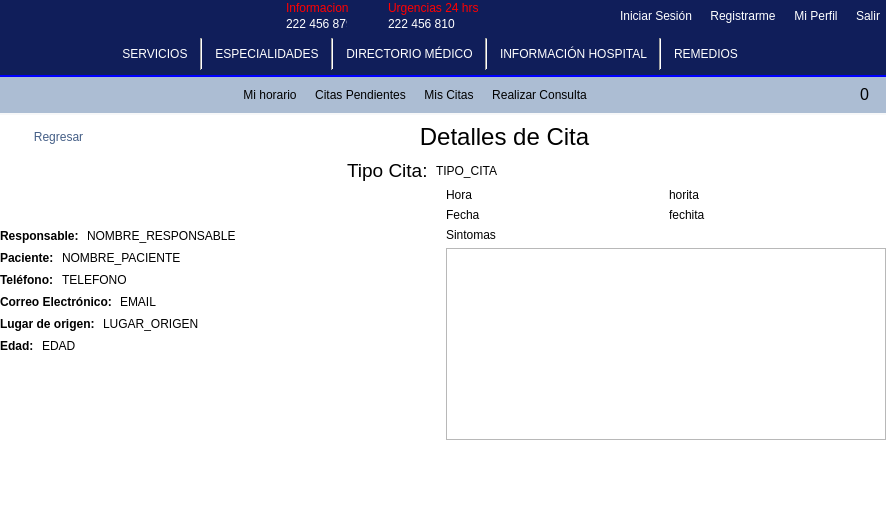
Laloses/Hospital, file mainwindow.ui: the form before one commit.
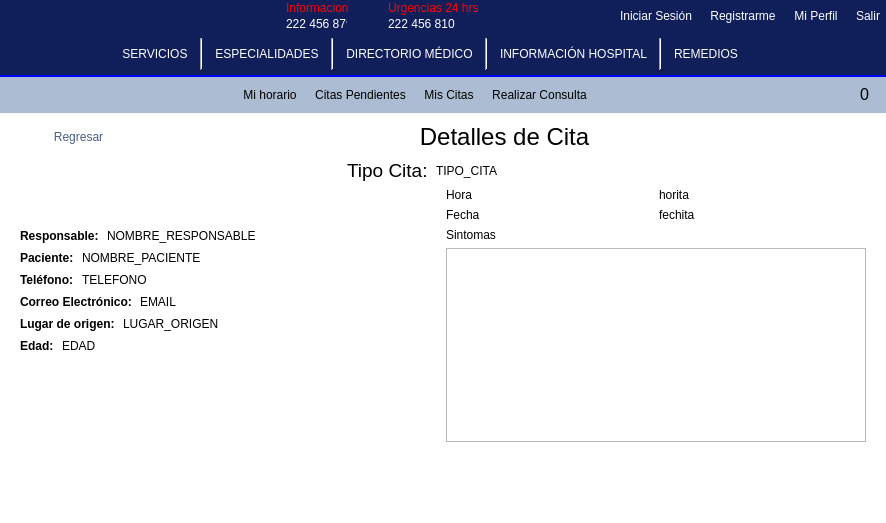
The form after the commit. The open tabs and pages were chosen to show the change. Icons and pictures are not drawn.

Patch:
```diff
--- a/mainwindow.ui
+++ b/mainwindow.ui
@@ -473,7 +473,7 @@
 #pushButton_forgotPass:hover{
 	color: #5d80b6;
 }
-#btnMostrarContrasena,#btnMostrarContrasena_2,#btnMostrarContrasena_3,#btnMostrarContrasena_4, #btnBuscarDoctor{
+#btnMostrarContrasena,#btnMostrarContrasena_2,#btnMostrarContrasena_3,#btnMostrarContrasena_4, #btnBuscarDoctor, #btnBuscarDoctor_2{
 	background-color:transparent;
 border:none
 }
@@ -5264,73 +5264,23 @@
             <property name="bottomMargin">
              <number>0</number>
             </property>
-            <item row="0" column="0" colspan="2">
-             <layout class="QHBoxLayout" name="horizontalLayout_80">
-              <item>
-               <widget class="QPushButton" name="regresar_citasDoc">
-                <property name="minimumSize">
-                 <size>
-                  <width>117</width>
-                  <height>32</height>
-                 </size>
-                </property>
-                <property name="styleSheet">
-                 <string notr="true">border:none;
-font: 13pt &quot;MS Shell Dlg 2&quot;;
-color: rgb(68, 94, 134);
-background-color:transparent;</string>
-                </property>
-                <property name="text">
-                 <string>Regresar</string>
-                </property>
-                <property name="icon">
-                 <iconset resource="imgs/imgs.qrc">
-                  <normaloff>:/imgs/backArrow.png</normaloff>:/imgs/backArrow.png</iconset>
-                </property>
-                <property name="iconSize">
-                 <size>
-                  <width>25</width>
-                  <height>25</height>
-                 </size>
-                </property>
-               </widget>
-              </item>
-              <item>
-               <spacer name="horizontalSpacer_83">
-                <property name="orientation">
-                 <enum>Qt::Horizontal</enum>
-                </property>
-                <property name="sizeHint" stdset="0">
-                 <size>
-                  <width>40</width>
-                  <height>20</height>
-                 </size>
-                </property>
-               </spacer>
-              </item>
-              <item>
-               <widget class="QLabel" name="label_2">
-                <property name="text">
-                 <string>&lt;html&gt;&lt;head/&gt;&lt;body&gt;&lt;p align=&quot;center&quot;&gt;&lt;span style=&quot; font-size:18pt;&quot;&gt;Detalles de Cita&lt;/span&gt;&lt;/p&gt;&lt;/body&gt;&lt;/html&gt;</string>
-                </property>
-               </widget>
-              </item>
-              <item>
-               <spacer name="horizontalSpacer_84">
-                <property name="orientation">
-                 <enum>Qt::Horizontal</enum>
-                </property>
-                <property name="sizeHint" stdset="0">
-                 <size>
-                  <width>40</width>
-                  <height>20</height>
-                 </size>
-                </property>
-               </spacer>
-              </item>
-             </layout>
+            <item row="4" column="2">
+             <spacer name="verticalSpacer_29">
+              <property name="orientation">
+               <enum>Qt::Vertical</enum>
+              </property>
+              <property name="sizeType">
+               <enum>QSizePolicy::Expanding</enum>
+              </property>
+              <property name="sizeHint" stdset="0">
+               <size>
+                <width>20</width>
+                <height>40</height>
+               </size>
+              </property>
+             </spacer>
             </item>
-            <item row="1" column="0" colspan="2">
+            <item row="1" column="1" colspan="2">
              <layout class="QHBoxLayout" name="horizontalLayout_71">
               <item>
                <spacer name="horizontalSpacer_81">
@@ -5389,7 +5339,23 @@
               </item>
              </layout>
             </item>
-            <item row="2" column="0">
+            <item row="3" column="1">
+             <spacer name="verticalSpacer_29">
+              <property name="orientation">
+               <enum>Qt::Vertical</enum>
+              </property>
+              <property name="sizeType">
+               <enum>QSizePolicy::Expanding</enum>
+              </property>
+              <property name="sizeHint" stdset="0">
+               <size>
+                <width>20</width>
+                <height>40</height>
+               </size>
+              </property>
+             </spacer>
+            </item>
+            <item row="2" column="1">
              <layout class="QVBoxLayout" name="verticalLayout_33">
               <item>
                <spacer name="verticalSpacer_30">
@@ -5553,7 +5519,7 @@
               </item>
              </layout>
             </item>
-            <item row="2" column="1" rowspan="2">
+            <item row="2" column="2" rowspan="2">
              <layout class="QVBoxLayout" name="verticalLayout_34">
               <item>
                <layout class="QHBoxLayout" name="horizontalLayout_72">
@@ -5607,34 +5573,100 @@
               </item>
              </layout>
             </item>
-            <item row="3" column="0">
-             <spacer name="verticalSpacer_29">
+            <item row="0" column="1" colspan="2">
+             <layout class="QHBoxLayout" name="horizontalLayout_80">
+              <item>
+               <widget class="QPushButton" name="regresar_citasDoc">
+                <property name="minimumSize">
+                 <size>
+                  <width>117</width>
+                  <height>32</height>
+                 </size>
+                </property>
+                <property name="styleSheet">
+                 <string notr="true">border:none;
+font: 13pt &quot;MS Shell Dlg 2&quot;;
+color: rgb(68, 94, 134);
+background-color:transparent;</string>
+                </property>
+                <property name="text">
+                 <string>Regresar</string>
+                </property>
+                <property name="icon">
+                 <iconset resource="imgs/imgs.qrc">
+                  <normaloff>:/imgs/backArrow.png</normaloff>:/imgs/backArrow.png</iconset>
+                </property>
+                <property name="iconSize">
+                 <size>
+                  <width>25</width>
+                  <height>25</height>
+                 </size>
+                </property>
+               </widget>
+              </item>
+              <item>
+               <spacer name="horizontalSpacer_83">
+                <property name="orientation">
+                 <enum>Qt::Horizontal</enum>
+                </property>
+                <property name="sizeHint" stdset="0">
+                 <size>
+                  <width>40</width>
+                  <height>20</height>
+                 </size>
+                </property>
+               </spacer>
+              </item>
+              <item>
+               <widget class="QLabel" name="label_2">
+                <property name="text">
+                 <string>&lt;html&gt;&lt;head/&gt;&lt;body&gt;&lt;p align=&quot;center&quot;&gt;&lt;span style=&quot; font-size:18pt;&quot;&gt;Detalles de Cita&lt;/span&gt;&lt;/p&gt;&lt;/body&gt;&lt;/html&gt;</string>
+                </property>
+               </widget>
+              </item>
+              <item>
+               <spacer name="horizontalSpacer_84">
+                <property name="orientation">
+                 <enum>Qt::Horizontal</enum>
+                </property>
+                <property name="sizeHint" stdset="0">
+                 <size>
+                  <width>40</width>
+                  <height>20</height>
+                 </size>
+                </property>
+               </spacer>
+              </item>
+             </layout>
+            </item>
+            <item row="4" column="3">
+             <spacer name="horizontalSpacer_19">
               <property name="orientation">
-               <enum>Qt::Vertical</enum>
+               <enum>Qt::Horizontal</enum>
               </property>
               <property name="sizeType">
-               <enum>QSizePolicy::Expanding</enum>
+               <enum>QSizePolicy::Fixed</enum>
               </property>
               <property name="sizeHint" stdset="0">
                <size>
                 <width>20</width>
-                <height>40</height>
+                <height>20</height>
                </size>
               </property>
              </spacer>
             </item>
-            <item row="4" column="1">
-             <spacer name="verticalSpacer_29">
+            <item row="3" column="0">
+             <spacer name="horizontalSpacer_100">
               <property name="orientation">
-               <enum>Qt::Vertical</enum>
+               <enum>Qt::Horizontal</enum>
               </property>
               <property name="sizeType">
-               <enum>QSizePolicy::Expanding</enum>
+               <enum>QSizePolicy::Fixed</enum>
               </property>
               <property name="sizeHint" stdset="0">
                <size>
                 <width>20</width>
-                <height>40</height>
+                <height>20</height>
                </size>
               </property>
              </spacer>
```
Left out of the diff: 53 changed lines with no effect on the pictures.
